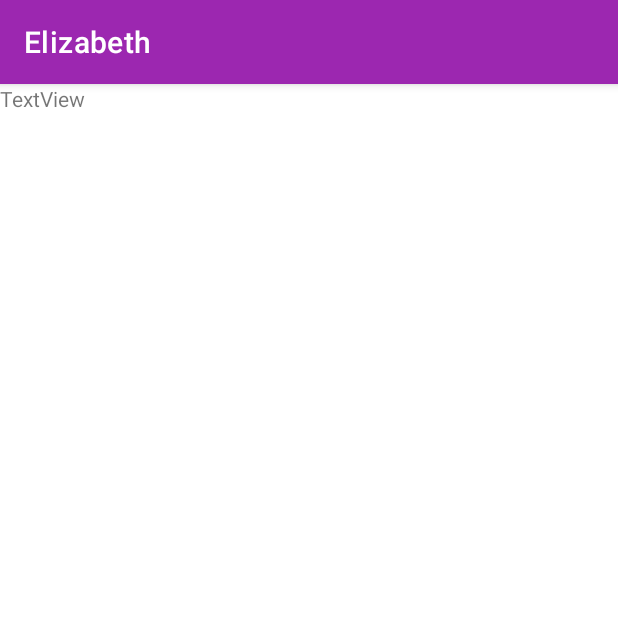
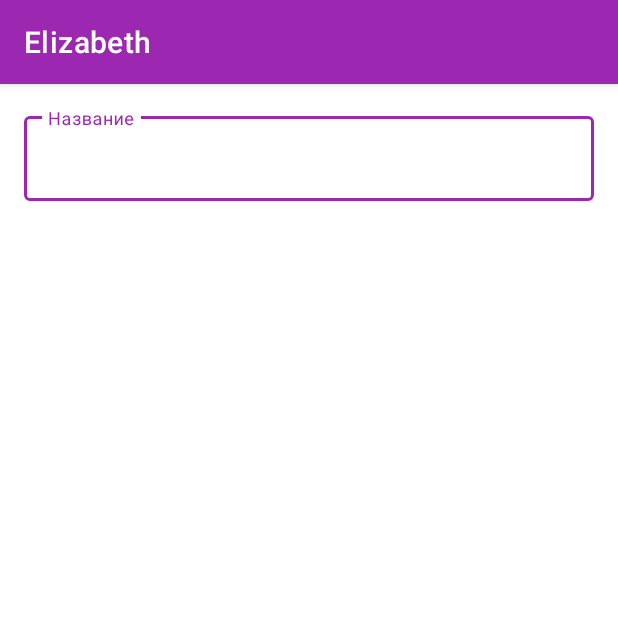
Before and after one commit to alexandr-omeluaniuk/elizabeth, an Android app: the fragment ShoppingListFormFragment shown on its own in the app's theme, on a phone screen of 412 x 824 dp, the top half of it. Run offline under Robolectric (Android 15) with nearby library versions, the phone set to English and light mode, and no system bars.

Commit message:
Shopping list form.

```diff
--- a/app/src/main/res/layout/fragment_shopping_list_form.xml
+++ b/app/src/main/res/layout/fragment_shopping_list_form.xml
@@ -3,9 +3,24 @@
     android:layout_width="match_parent"
     android:layout_height="match_parent">
 
-    <TextView
-        android:id="@+id/textView2"
-        android:layout_width="wrap_content"
-        android:layout_height="wrap_content"
-        android:text="TextView" />
+    <LinearLayout
+        android:layout_width="match_parent"
+        android:layout_height="match_parent"
+        android:padding="16dp"
+        android:orientation="vertical">
+
+        <com.google.android.material.textfield.TextInputLayout
+            android:layout_width="match_parent"
+            android:layout_height="wrap_content"
+            style="@style/Widget.MaterialComponents.TextInputLayout.OutlinedBox"
+            android:hint="@string/shopping_list_form_name">
+
+            <com.google.android.material.textfield.TextInputEditText
+                android:layout_width="match_parent"
+                android:layout_height="wrap_content"/>
+
+        </com.google.android.material.textfield.TextInputLayout>
+
+    </LinearLayout>
+
 </androidx.constraintlayout.widget.ConstraintLayout>
--- a/app/src/main/res/values/strings.xml
+++ b/app/src/main/res/values/strings.xml
@@ -10,4 +10,5 @@
     <string name="menu_home">Главная</string>
     <string name="menu_shopping_lists">Списки в магазин</string>
     <string name="menu_slideshow">Slideshow</string>
+    <string name="shopping_list_form_name">Название</string>
 </resources>
```
